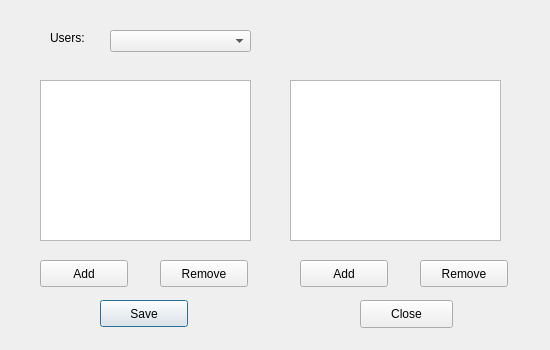
Qt form dlg_setPermission.ui (LESPROJEKT/qgis-layman-plugin) before a commit.
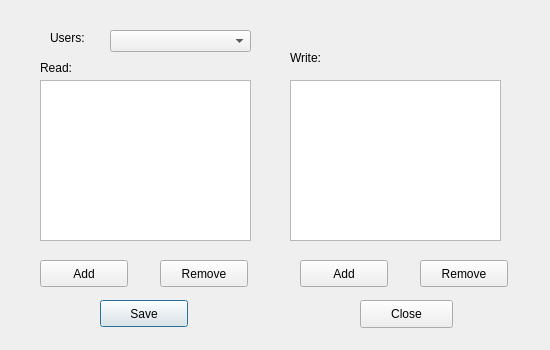
The same form after that commit.

Patch:
```diff
--- a/dlg_setPermission.ui
+++ b/dlg_setPermission.ui
@@ -155,6 +155,32 @@
     </rect>
    </property>
   </widget>
+  <widget class="QLabel" name="label_2">
+   <property name="geometry">
+    <rect>
+     <x>40</x>
+     <y>60</y>
+     <width>55</width>
+     <height>16</height>
+    </rect>
+   </property>
+   <property name="text">
+    <string>Read:</string>
+   </property>
+  </widget>
+  <widget class="QLabel" name="label_3">
+   <property name="geometry">
+    <rect>
+     <x>290</x>
+     <y>50</y>
+     <width>55</width>
+     <height>16</height>
+    </rect>
+   </property>
+   <property name="text">
+    <string>Write:</string>
+   </property>
+  </widget>
  </widget>
  <tabstops>
   <tabstop>pushButton_save</tabstop>
```
